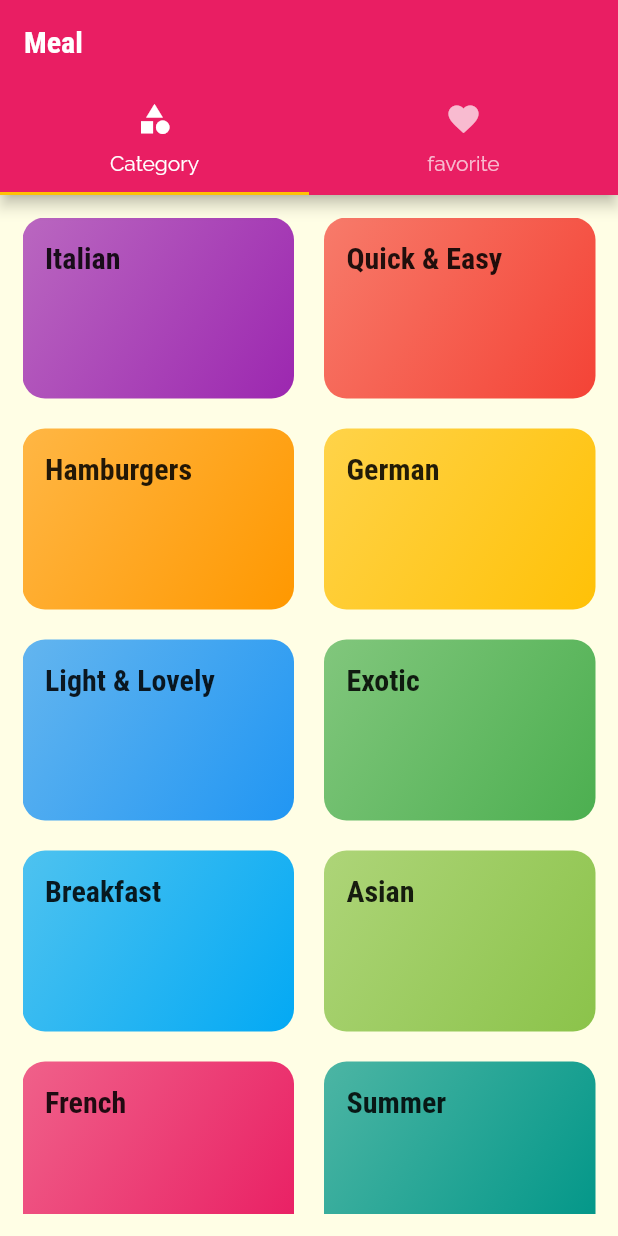
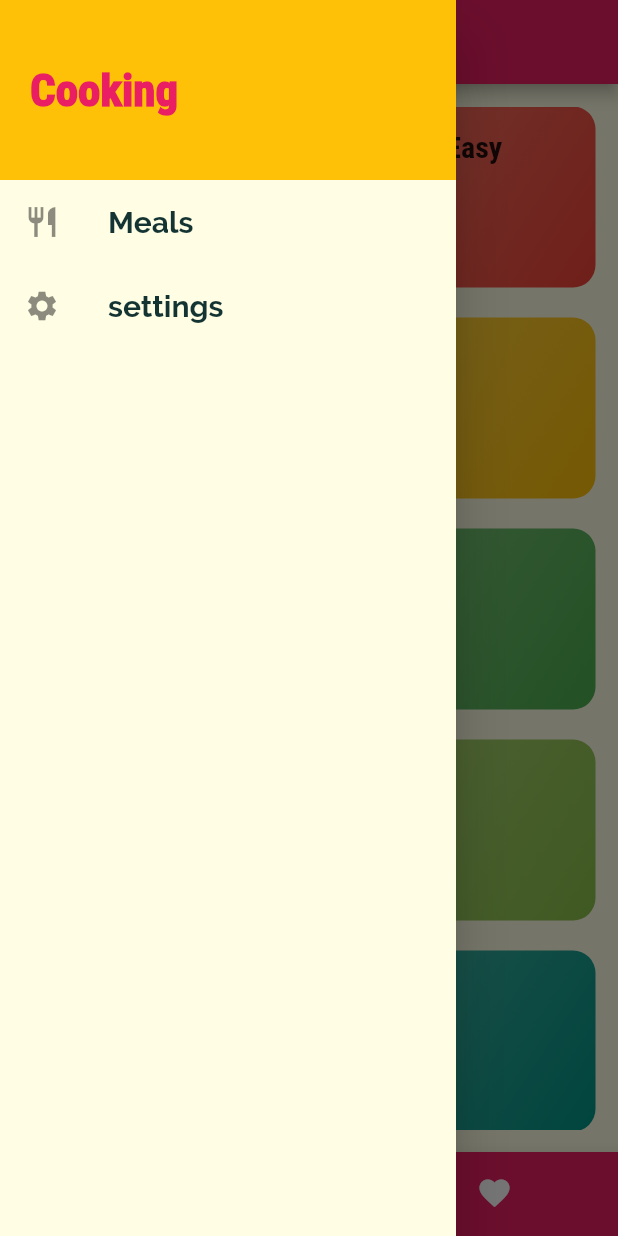
Before and after one commit to rahmatei/eat, a Flutter app: the screen it shows after launch, with the side drawer open (before the commit the screen has no drawer), on a phone screen of 412 x 824 dp. Run offline on Flutter 3.47's test engine with Material 2 defaults, Android fonts, the phone set to English and light mode, and no system bars; missing offline and left inert: dart:ffi.

Commit message:
drawerAndBottomNavigation

```diff
--- a/lib/main.dart
+++ b/lib/main.dart
@@ -2,8 +2,9 @@ import 'dart:ui';
 
 import 'package:eat/screens/category_meals_screen.dart';
 import 'package:eat/screens/category_screen.dart';
+import 'package:eat/screens/filters_screen.dart';
 import 'package:eat/screens/meal_detail_screen.dart';
-import 'package:eat/screens/tabs_screen.dart';
+import 'package:eat/screens/tabs_screen1.dart';
 import 'package:flutter/material.dart';
 
 void main() {
@@ -34,7 +35,8 @@ class MyApp extends StatelessWidget {
       routes: {
         '/': (ctx) => TabsScreen(),
         CategoryMealsScreen.routeName: (ctx) => CategoryMealsScreen(),
-        MealDetailScreen.routeName: (ctx) => MealDetailScreen()
+        MealDetailScreen.routeName: (ctx) => MealDetailScreen(),
+        FiltersScreen.routeName: (ctx) => FiltersScreen()
       },
     );
   }
--- /dev/null
+++ b/lib/screens/filters_screen.dart
@@ -0,0 +1,13 @@
+import 'package:flutter/material.dart';
+
+class FiltersScreen extends StatelessWidget {
+  static final routeName = '/FiltersScreen';
+  @override
+  Widget build(BuildContext context) {
+    return Scaffold(
+      body: Center(
+        child: Text('Filters Page'),
+      ),
+    );
+  }
+}
--- a/lib/screens/meal_detail_screen.dart
+++ b/lib/screens/meal_detail_screen.dart
@@ -73,7 +73,7 @@ class MealDetailScreen extends StatelessWidget {
                     color: Colors.grey,
                   ),
                 ]),
-                itemCount: selectedMeal.ingredients.length,
+                itemCount: selectedMeal.steps.length,
               ),
             ),
           ]),
--- a/lib/screens/tabs_screen.dart
+++ b/lib/screens/tabs_screen.dart
@@ -2,12 +2,12 @@ import 'package:eat/screens/category_screen.dart';
 import 'package:eat/screens/favorite_Screen.dart';
 import 'package:flutter/material.dart';
 
-class TabsScreen extends StatefulWidget {
+class TabsScreen1 extends StatefulWidget {
   @override
-  State<TabsScreen> createState() => _TabsScreenState();
+  State<TabsScreen1> createState() => _TabsScreen1State();
 }
 
-class _TabsScreenState extends State<TabsScreen> {
+class _TabsScreen1State extends State<TabsScreen1> {
   @override
   Widget build(BuildContext context) {
     return DefaultTabController(
--- /dev/null
+++ b/lib/screens/tabs_screen1.dart
@@ -0,0 +1,58 @@
+import 'package:eat/screens/category_screen.dart';
+import 'package:eat/screens/favorite_Screen.dart';
+import 'package:eat/widget/main_drawer.dart';
+import 'package:flutter/material.dart';
+
+class TabsScreen extends StatefulWidget {
+  @override
+  State<TabsScreen> createState() => _TabsScreenState();
+}
+
+class _TabsScreenState extends State<TabsScreen> {
+  final List<Map<String, Object>> _pages = [
+    {
+      'page': CategoryScreen(),
+      'title': 'Category',
+    },
+    {
+      'page': FavoriteScreen(),
+      'title': 'Favorite',
+    }
+  ];
+  int _pageSelectedIndex = 0;
+  void _selectedPage(int index) {
+    setState(() {
+      _pageSelectedIndex = index;
+    });
+  }
+
+  @override
+  Widget build(BuildContext context) {
+    return Scaffold(
+      appBar: AppBar(
+        title: Text(_pages[_pageSelectedIndex]['title'] as String),
+      ),
+      drawer: MainDrawer(),
+      body: _pages[_pageSelectedIndex]['page'] as Widget,
+      bottomNavigationBar: BottomNavigationBar(
+          selectedItemColor: Colors.amber,
+          unselectedItemColor: Colors.white,
+          currentIndex: _pageSelectedIndex,
+          backgroundColor: Theme.of(context).primaryColor,
+          type: BottomNavigationBarType.shifting,
+          onTap: _selectedPage,
+          items: [
+            BottomNavigationBarItem(
+              backgroundColor: Theme.of(context).primaryColor,
+              icon: Icon(Icons.category),
+              label: 'category',
+            ),
+            BottomNavigationBarItem(
+              backgroundColor: Theme.of(context).primaryColor,
+              icon: Icon(Icons.favorite),
+              label: 'favorite',
+            ),
+          ]),
+    );
+  }
+}
--- /dev/null
+++ b/lib/widget/main_drawer.dart
@@ -0,0 +1,56 @@
+import 'dart:ui';
+
+import 'package:eat/screens/filters_screen.dart';
+import 'package:flutter/material.dart';
+
+Widget buildListTitle(String title, Icon icon, Function() selectedItem) {
+  return ListTile(
+    leading: icon,
+    title: Text(
+      title,
+      style: TextStyle(fontSize: 20, fontWeight: FontWeight.w700),
+    ),
+    onTap: selectedItem,
+  );
+}
+
+class MainDrawer extends StatelessWidget {
+  @override
+  Widget build(BuildContext context) {
+    return Drawer(
+      child: Column(
+        children: [
+          Container(
+            height: 120,
+            alignment: Alignment.centerLeft,
+            width: double.infinity,
+            padding: EdgeInsets.all(20),
+            color: Colors.amber,
+            child: Text(
+              'Cooking',
+              style: TextStyle(
+                  fontSize: 30,
+                  fontFamily: 'RobotoCondensed',
+                  fontWeight: FontWeight.w900,
+                  color: Theme.of(context).primaryColor),
+            ),
+          ),
+          buildListTitle(
+            'Meals',
+            Icon(Icons.restaurant),
+            () {
+              Navigator.of(context).pushNamed('/');
+            },
+          ),
+          buildListTitle(
+            'settings',
+            Icon(Icons.settings),
+            () {
+              Navigator.of(context).pushNamed(FiltersScreen.routeName);
+            },
+          ),
+        ],
+      ),
+    );
+  }
+}
```
